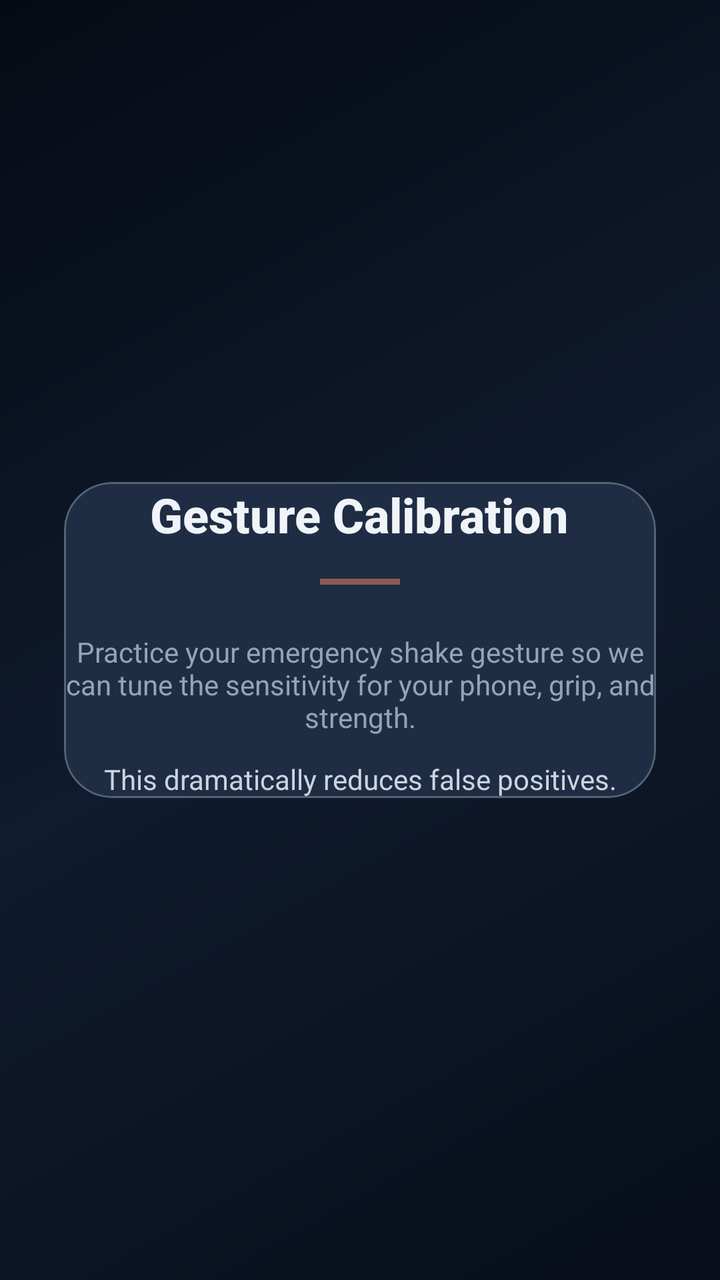
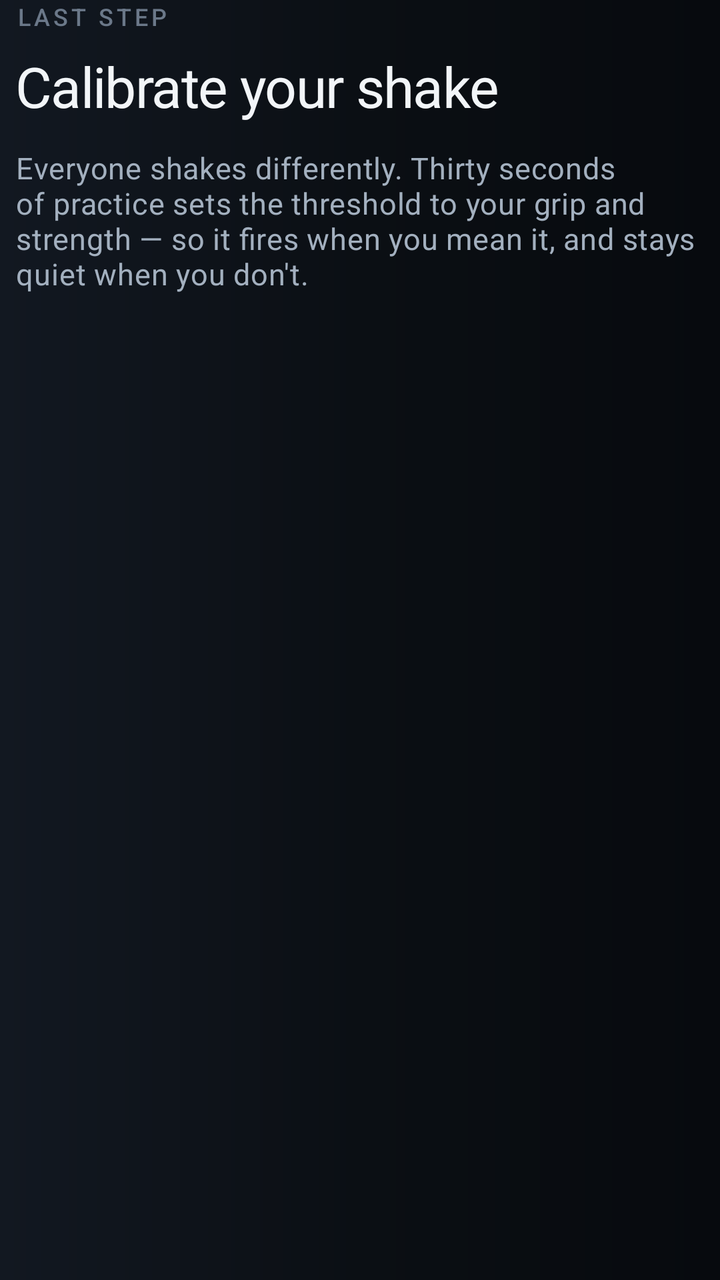

Two renders of the same Android screen: before a commit and after it. Below are the layout's source before the change and the commit's diff.
<!-- AndroidManifest.xml: application theme Theme.RakshaSetu -->
<!-- res/layout/page_onboarding_calibration.xml -->
<?xml version="1.0" encoding="utf-8"?>
<LinearLayout xmlns:android="http://schemas.android.com/apk/res/android"
    xmlns:app="http://schemas.android.com/apk/res-auto"
    android:layout_width="match_parent"
    android:layout_height="match_parent"
    android:orientation="vertical"
    android:background="@drawable/bg_gradient_dark"
    android:gravity="center"
    android:padding="32dp">

    <com.google.android.material.card.MaterialCardView
        android:layout_width="match_parent"
        android:layout_height="wrap_content"
        app:cardCornerRadius="24dp"
        app:cardElevation="0dp"
        app:cardBackgroundColor="@color/glass_card_solid"
        app:strokeColor="@color/glass_border"
        app:strokeWidth="1dp"
        android:padding="32dp">

        <LinearLayout
            android:layout_width="match_parent"
            android:layout_height="wrap_content"
            android:orientation="vertical"
            android:gravity="center">

            <TextView
                android:layout_width="wrap_content"
                android:layout_height="wrap_content"
                android:text="Gesture Calibration"
                android:textSize="24sp"
                android:textStyle="bold"
                android:textColor="@color/text_primary"
                android:fontFamily="sans-serif-medium" />

            <View
                android:layout_width="40dp"
                android:layout_height="3dp"
                android:background="@color/md_theme_primary"
                android:layout_marginTop="16dp"
                android:alpha="0.5" />

            <TextView
                android:layout_width="match_parent"
                android:layout_height="wrap_content"
                android:text="Practice your emergency shake gesture so we can tune the sensitivity for your phone, grip, and strength."
                android:textSize="14sp"
                android:textColor="@color/text_secondary"
                android:layout_marginTop="24dp"
                android:gravity="center" />

            <TextView
                android:layout_width="match_parent"
                android:layout_height="wrap_content"
                android:text="This dramatically reduces false positives."
                android:textSize="14sp"
                android:textColor="@color/text_glass"
                android:layout_marginTop="12dp"
                android:gravity="center" />
        </LinearLayout>
    </com.google.android.material.card.MaterialCardView>
</LinearLayout>
<!-- resources referenced by this layout -->
<resources>
  <color name="glass_border">#40FFFFFF</color>
  <color name="glass_card_solid">#1E2D44</color>
  <color name="md_theme_primary">#FF8A5C</color>
  <color name="text_glass">#CBD5E1</color>
  <color name="text_primary">#F0F4F8</color>
  <color name="text_secondary">#94A3B8</color>
  <!-- drawable bg_gradient_dark (drawable) -->
  <?xml version="1.0" encoding="utf-8"?>
  <shape xmlns:android="http://schemas.android.com/apk/res/android"
      android:shape="rectangle">
      <gradient
          android:type="linear"
          android:angle="135"
          android:startColor="@color/background_gradient_start"
          android:centerColor="@color/background_gradient_mid"
          android:endColor="@color/background_gradient_end" />
  </shape>
  <style name="Theme.RakshaSetu" parent="Theme.Material3.Dark.NoActionBar">
          <item name="colorPrimary">@color/md_theme_primary</item>
          <item name="colorPrimaryDark">@color/primary_dark</item>
          <item name="colorAccent">@color/accent</item>
          <item name="android:windowBackground">@color/background</item>
          <item name="android:statusBarColor">@android:color/transparent</item>
          <item name="android:navigationBarColor">@android:color/transparent</item>
          <item name="android:windowDrawsSystemBarBackgrounds">true</item>
          <item name="android:windowTranslucentStatus">false</item>
          <item name="colorOnPrimary">@color/md_theme_onPrimary</item>
          <item name="colorSecondary">@color/md_theme_secondary</item>
          <item name="colorOnSecondary">@color/md_theme_onSecondary</item>
          <item name="android:colorBackground">@color/md_theme_background</item>
          <item name="colorSurface">@color/md_theme_surface</item>
          <item name="colorOnSurface">@color/md_theme_onSurface</item>
      </style>
  <color name="background_gradient_start">#080E1A</color>
  <color name="background_gradient_mid">#0F1B2E</color>
  <color name="background_gradient_end">#060A14</color>
  <color name="primary_dark">#E55A25</color>
  <color name="accent">#FFD166</color>
  <color name="background">#080E1A</color>
  <color name="md_theme_onPrimary">#FFFFFF</color>
  <color name="md_theme_secondary">#C4A882</color>
  <color name="md_theme_onSecondary">#2B1A00</color>
  <color name="md_theme_background">#080E1A</color>
  <color name="md_theme_surface">#1E2D44</color>
  <color name="md_theme_onSurface">#E2E8F0</color>
</resources>

<!-- the commit's change to res/layout/page_onboarding_calibration.xml (unified diff, before → after) -->
@@ -4,59 +4,31 @@
     android:layout_width="match_parent"
     android:layout_height="match_parent"
     android:orientation="vertical"
-    android:background="@drawable/bg_gradient_dark"
-    android:gravity="center"
-    android:padding="32dp">
+    android:paddingHorizontal="@dimen/space_2">
 
-    <com.google.android.material.card.MaterialCardView
+    <TextView
         android:layout_width="match_parent"
         android:layout_height="wrap_content"
-        app:cardCornerRadius="24dp"
-        app:cardElevation="0dp"
-        app:cardBackgroundColor="@color/glass_card_solid"
-        app:strokeColor="@color/glass_border"
-        app:strokeWidth="1dp"
-        android:padding="32dp">
+        android:text="Last step"
+        android:textAppearance="@style/TextAppearance.RS.Eyebrow" />
 
-        <LinearLayout
-            android:layout_width="match_parent"
-            android:layout_height="wrap_content"
-            android:orientation="vertical"
-            android:gravity="center">
+    <TextView
+        android:layout_width="match_parent"
+        android:layout_height="wrap_content"
+        android:layout_marginTop="@dimen/space_2"
+        android:text="Calibrate your shake"
+        android:textAppearance="@style/TextAppearance.RS.H1" />
 
-            <TextView
-                android:layout_width="wrap_content"
-                android:layout_height="wrap_content"
-                android:text="Gesture Calibration"
-                android:textSize="24sp"
-                android:textStyle="bold"
-                android:textColor="@color/text_primary"
-                android:fontFamily="sans-serif-medium" />
+    <TextView
+        android:layout_width="match_parent"
+        android:layout_height="wrap_content"
+        android:layout_marginTop="@dimen/space_3"
+        android:text="Everyone shakes differently. Thirty seconds of practice sets the threshold to your grip and strength — so it fires when you mean it, and stays quiet when you don't."
+        android:textAppearance="@style/TextAppearance.RS.Body" />
 
-            <View
-                android:layout_width="40dp"
-                android:layout_height="3dp"
-                android:background="@color/md_theme_primary"
-                android:layout_marginTop="16dp"
-                android:alpha="0.5" />
+    <View
+        android:layout_width="match_parent"
+        android:layout_height="0dp"
+        android:layout_weight="1" />
 
-            <TextView
-                android:layout_width="match_parent"
-                android:layout_height="wrap_content"
-                android:text="Practice your emergency shake gesture so we can tune the sensitivity for your phone, grip, and strength."
-                android:textSize="14sp"
-                android:textColor="@color/text_secondary"
-                android:layout_marginTop="24dp"
-                android:gravity="center" />
-
-            <TextView
-                android:layout_width="match_parent"
-                android:layout_height="wrap_content"
-                android:text="This dramatically reduces false positives."
-                android:textSize="14sp"
-                android:textColor="@color/text_glass"
-                android:layout_marginTop="12dp"
-                android:gravity="center" />
-        </LinearLayout>
-    </com.google.android.material.card.MaterialCardView>
 </LinearLayout>
<!-- resource entries referenced after the edit -->
@@ -1,49 +1,73 @@
 <!-- resources referenced by this layout -->
 <resources>
-  <color name="glass_border">#40FFFFFF</color>
-  <color name="glass_card_solid">#1E2D44</color>
-  <color name="md_theme_primary">#FF8A5C</color>
-  <color name="text_glass">#CBD5E1</color>
-  <color name="text_primary">#F0F4F8</color>
-  <color name="text_secondary">#94A3B8</color>
+  <dimen name="space_2">8dp</dimen>
+  <dimen name="space_3">12dp</dimen>
+  <style name="TextAppearance.RS.Body" parent="TextAppearance.Material3.BodyMedium">
+          <item name="android:textSize">@dimen/type_body</item>
+          <item name="android:textColor">@color/text_secondary</item>
+          <item name="android:lineSpacingMultiplier">1.25</item>
+      </style>
+  <style name="TextAppearance.RS.Eyebrow" parent="TextAppearance.Material3.LabelSmall">
+          <item name="android:textSize">@dimen/type_label</item>
+          <item name="android:textColor">@color/text_muted</item>
+          <item name="android:fontFamily">sans-serif-medium</item>
+          <item name="android:textAllCaps">true</item>
+          <item name="android:letterSpacing">0.14</item>
+      </style>
+  <style name="TextAppearance.RS.H1" parent="TextAppearance.Material3.HeadlineSmall">
+          <item name="android:textSize">@dimen/type_h1</item>
+          <item name="android:textColor">@color/text_primary</item>
+          <item name="android:fontFamily">sans-serif-medium</item>
+          <item name="android:letterSpacing">-0.02</item>
+      </style>
+  <color name="text_primary">#F2F5F8</color>
+  <color name="text_secondary">#A3B0BF</color>
+  <dimen name="type_label">12sp</dimen>
+  <color name="text_muted">#6B7889</color>
+  <dimen name="type_h1">28sp</dimen>
   <!-- drawable bg_gradient_dark (drawable) -->
   <?xml version="1.0" encoding="utf-8"?>
   <shape xmlns:android="http://schemas.android.com/apk/res/android"
       android:shape="rectangle">
       <gradient
           android:type="linear"
-          android:angle="135"
-          android:startColor="@color/background_gradient_start"
-          android:centerColor="@color/background_gradient_mid"
-          android:endColor="@color/background_gradient_end" />
+          android:angle="180"
+          android:startColor="@color/surface_sunken"
+          android:centerColor="@color/surface_base"
+          android:endColor="@color/surface_raised" />
   </shape>
+  <color name="surface_sunken">#070A0E</color>
   <style name="Theme.RakshaSetu" parent="Theme.Material3.Dark.NoActionBar">
-          <item name="colorPrimary">@color/md_theme_primary</item>
-          <item name="colorPrimaryDark">@color/primary_dark</item>
-          <item name="colorAccent">@color/accent</item>
-          <item name="android:windowBackground">@color/background</item>
+          <item name="colorPrimary">@color/accent</item>
+          <item name="colorOnPrimary">@color/text_on_accent</item>
+          <item name="colorPrimaryContainer">@color/accent_muted</item>
+          <item name="colorOnPrimaryContainer">@color/accent</item>
+          <item name="colorSecondary">@color/data_text</item>
+          <item name="colorOnSecondary">@color/surface_base</item>
+          <item name="colorError">@color/sos_button</item>
+          <item name="android:colorBackground">@color/surface_base</item>
+          <item name="colorSurface">@color/surface_raised</item>
+          <item name="colorOnSurface">@color/text_primary</item>
+          <item name="colorSurfaceVariant">@color/surface_overlay</item>
+          <item name="colorOnSurfaceVariant">@color/text_secondary</item>
+          <item name="colorOutline">@color/hairline_strong</item>
+          <item name="android:windowBackground">@drawable/bg_gradient_dark</item>
           <item name="android:statusBarColor">@android:color/transparent</item>
           <item name="android:navigationBarColor">@android:color/transparent</item>
           <item name="android:windowDrawsSystemBarBackgrounds">true</item>
-          <item name="android:windowTranslucentStatus">false</item>
-          <item name="colorOnPrimary">@color/md_theme_onPrimary</item>
-          <item name="colorSecondary">@color/md_theme_secondary</item>
-          <item name="colorOnSecondary">@color/md_theme_onSecondary</item>
-          <item name="android:colorBackground">@color/md_theme_background</item>
-          <item name="colorSurface">@color/md_theme_surface</item>
-          <item name="colorOnSurface">@color/md_theme_onSurface</item>
+          <item name="android:textColorPrimary">@color/text_primary</item>
+          <item name="android:textColorSecondary">@color/text_secondary</item>
+          <item name="android:textColorHint">@color/text_muted</item>
       </style>
-  <color name="background_gradient_start">#080E1A</color>
-  <color name="background_gradient_mid">#0F1B2E</color>
-  <color name="background_gradient_end">#060A14</color>
-  <color name="primary_dark">#E55A25</color>
-  <color name="accent">#FFD166</color>
-  <color name="background">#080E1A</color>
-  <color name="md_theme_onPrimary">#FFFFFF</color>
-  <color name="md_theme_secondary">#C4A882</color>
-  <color name="md_theme_onSecondary">#2B1A00</color>
-  <color name="md_theme_background">#080E1A</color>
-  <color name="md_theme_surface">#1E2D44</color>
-  <color name="md_theme_onSurface">#E2E8F0</color>
+  <dimen name="type_body">15sp</dimen>
+  <color name="accent">#FF6A3D</color>
+  <color name="text_on_accent">#1A0B07</color>
+  <color name="accent_muted">#33205A38</color>
+  <color name="data_text">#8FA3BC</color>
+  <color name="surface_base">#0B0F14</color>
+  <color name="sos_button">#E23D2E</color>
+  <color name="surface_raised">#121821</color>
+  <color name="surface_overlay">#18202B</color>
+  <color name="hairline_strong">#3DFFFFFF</color>
 </resources>
 
